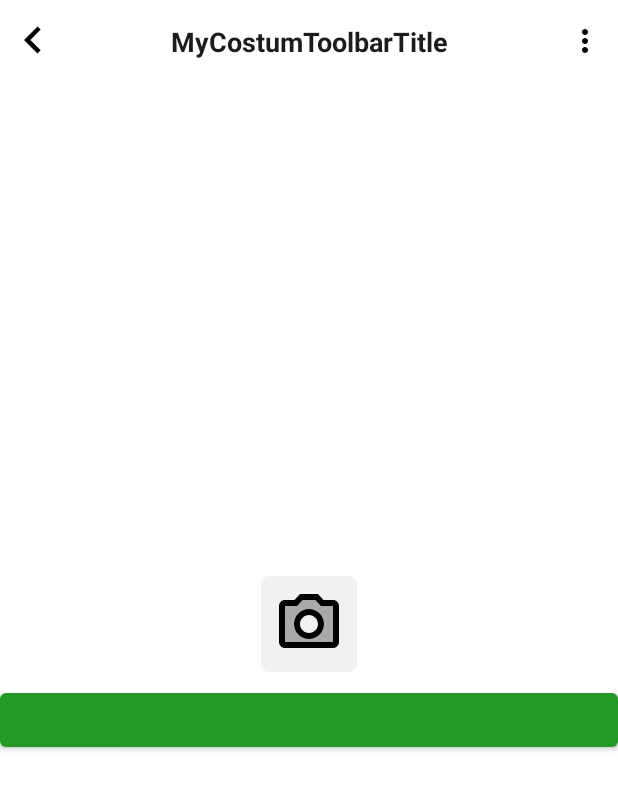
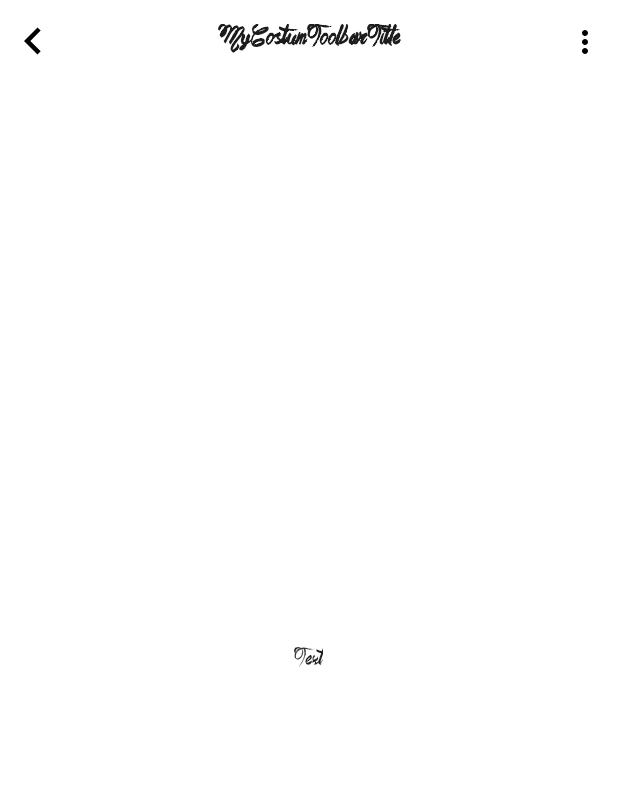
Before and after one commit to gzeinnumer/MyLibStyle, an Android app: the screen it shows after launch (MainActivity), on a phone screen of 412 x 824 dp. Shown: the top 790 px of the screen. Run offline under Robolectric (Android 15) with nearby library versions, the phone set to English and light mode, and no system bars.

Commit message:
custom font

```diff
--- a/app/src/main/res/layout/activity_main.xml
+++ b/app/src/main/res/layout/activity_main.xml
@@ -38,19 +38,15 @@
     </com.google.android.material.appbar.AppBarLayout>
 
     <LinearLayout
-        android:orientation="vertical"
         android:layout_width="match_parent"
         android:layout_height="match_parent"
-        android:gravity="center">
+        android:gravity="center"
+        android:orientation="vertical">
 
-        <ImageView
-            style="@style/MyImageFotoPreview"
+        <TextView
+            style="@style/MyTextContent"
             android:layout_width="wrap_content"
-            android:layout_height="wrap_content" />
-
-        <Button
-            style="@style/MyButtonContained"
-            android:layout_width="match_parent"
-            android:layout_height="wrap_content"/>
+            android:layout_height="wrap_content"
+            android:text="Text" />
     </LinearLayout>
 </LinearLayout>
--- a/app/src/main/res/values/styles.xml
+++ b/app/src/main/res/values/styles.xml
@@ -7,4 +7,20 @@
         <item name="colorAccent">@color/colorAccent</item>
     </style>
 
+    <style name="BaseTextView">
+        <item name="android:fontFamily">@font/test_font</item>
+    </style>
+
+    <style name="BaseTextView.Bold" parent="BaseTextView">
+        <item name="android:fontFamily">@font/test_font</item>
+    </style>
+
+    <style name="BaseTextView.Italic" parent="BaseTextView">
+        <item name="android:fontFamily">@font/test_font</item>
+    </style>
+
+    <style name="BaseTextView.Bold.Italic" parent="BaseTextView">
+        <item name="android:fontFamily">@font/test_font</item>
+    </style>
+
 </resources>
```
Also changed, not shown: app/src/main/res/font/test_font.ttf (added), 1 other file.
